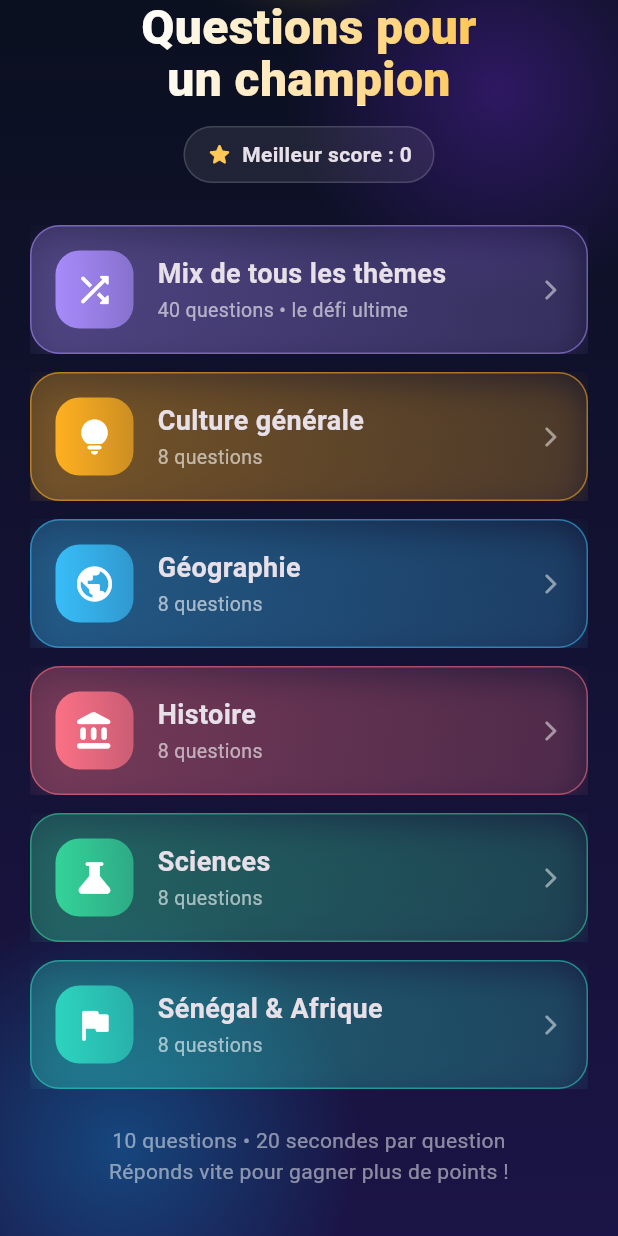
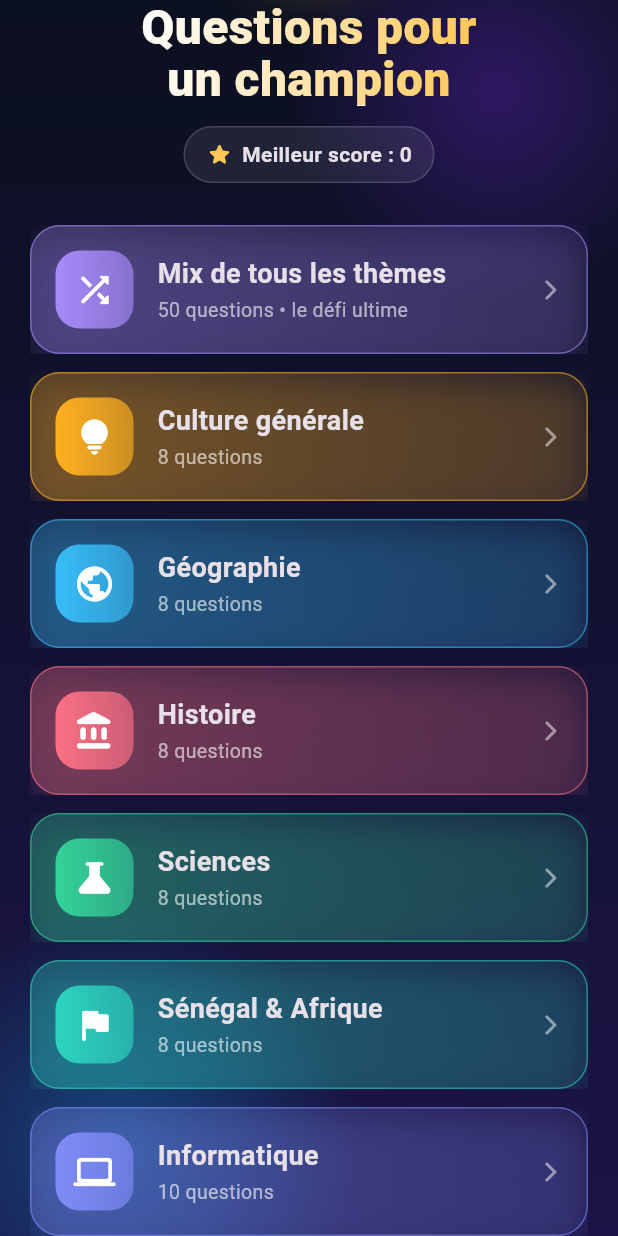
Before and after one commit to Abdouroihamane-S/jeu-question, a Flutter app: the screen it shows after launch, scrolled down 142 dp, on a phone screen of 412 x 824 dp. Run offline on Flutter 3.47's test engine with Material 3 defaults, Android fonts, the phone set to English and light mode, and no system bars; our stand-ins replace shared_preferences.

Commit message:
Ajout du thème Informatique

```diff
--- a/lib/main.dart
+++ b/lib/main.dart
@@ -182,6 +182,28 @@ final List<Category> categories = [
         ['Le mafé', 'Le yassa', 'Le couscous']),
     Question('Quel est le pays le plus peuplé d\'Afrique ?', 'Le Nigeria',
         ['L\'Éthiopie', 'L\'Égypte', 'L\'Afrique du Sud']),
+  ]),
+  Category('Informatique', Icons.computer_rounded, const Color(0xFF818CF8), [
+    Question('Que signifie « HTML » ?', 'HyperText Markup Language',
+        ['HighText Machine Language', 'HyperTool Multi Language', 'Home Text Markup Language']),
+    Question('Quel composant est surnommé le « cerveau » de l\'ordinateur ?',
+        'Le processeur (CPU)',
+        ['Le disque dur', 'La carte graphique', 'L\'alimentation']),
+    Question('Combien de bits contient un octet ?', '8', ['4', '16', '32']),
+    Question('Que signifie « RAM » ?', 'Mémoire vive',
+        ['Mémoire morte', 'Disque dur', 'Carte mère']),
+    Question('Quel langage de programmation est utilisé par Flutter ?', 'Dart',
+        ['Kotlin', 'Swift', 'Ruby']),
+    Question('Qui a créé le noyau Linux ?', 'Linus Torvalds',
+        ['Bill Gates', 'Steve Jobs', 'Mark Zuckerberg']),
+    Question('Que signifie le « S » de HTTPS ?', 'Secure (sécurisé)',
+        ['Standard', 'Server', 'Speed']),
+    Question('Qui a cofondé Microsoft avec Paul Allen ?', 'Bill Gates',
+        ['Steve Jobs', 'Elon Musk', 'Larry Page']),
+    Question('Quel langage sert principalement à mettre en forme les pages web ?',
+        'CSS', ['SQL', 'Python', 'Java']),
+    Question('Quel langage sert à interroger les bases de données ?', 'SQL',
+        ['CSS', 'HTML', 'C++']),
   ]),
 ];
 
@@ -1005,7 +1027,8 @@ class _ConfettiPainter extends CustomPainter {
       canvas.drawRect(
         Rect.fromCenter(
             center: Offset.zero, width: p.size, height: p.size * 0.5),
-Paint()..color = p.color.fade(fade.clamp(0.0, 1.0).toDouble()),      );
+        Paint()..color = p.color.fade(fade.clamp(0.0, 1.0).toDouble()),
+      );
       canvas.restore();
     }
   }
```
